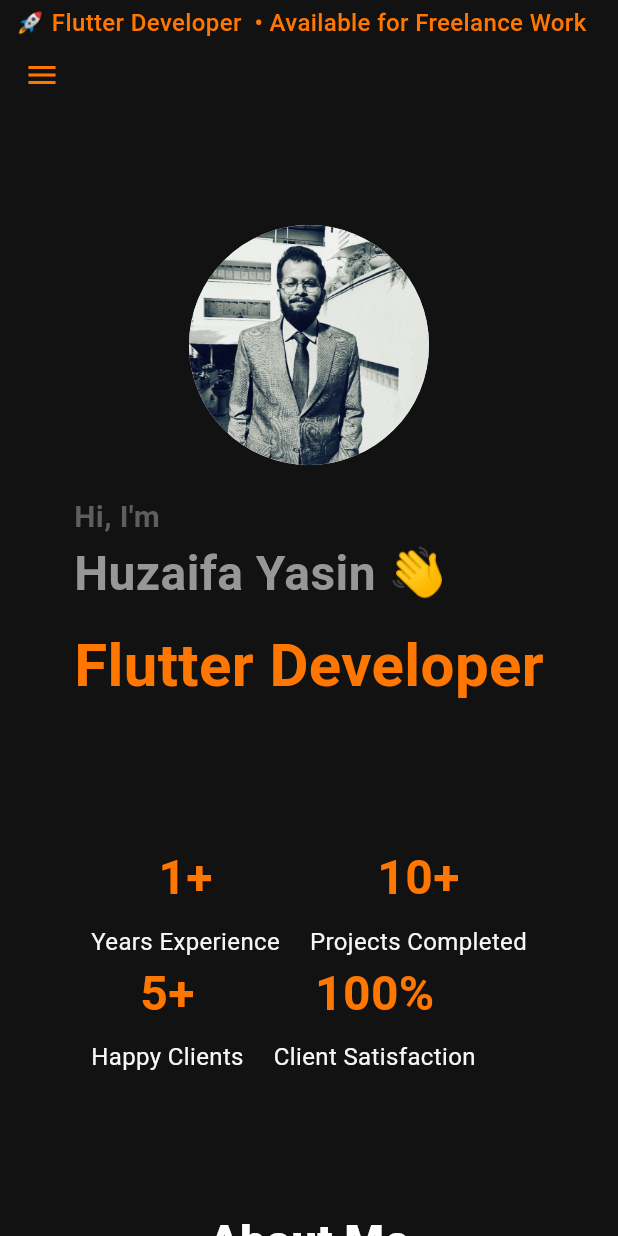
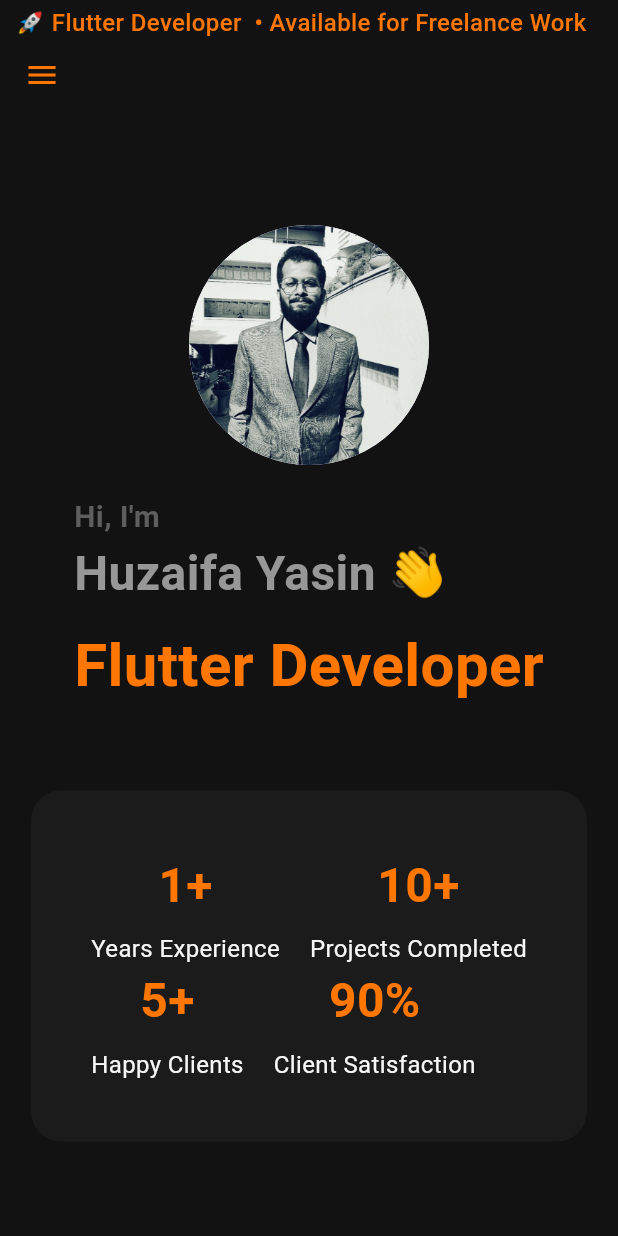
Before and after one commit to HuzaifaShkx/my_portfolio, a Flutter app: the screen it shows after launch, on a phone screen of 412 x 824 dp. Run offline on Flutter 3.47's test engine with Material 3 defaults, Android fonts, the phone set to English and light mode, and no system bars; drawn by our look-alikes of animated_text_kit, marquee; our stand-ins replace carousel_slider, flutter_svg, percent_indicator; missing offline and left inert: dev_icons.

Commit message:
stats section update and rebuild for deployement

```diff
--- a/lib/widgets/stat_section.dart
+++ b/lib/widgets/stat_section.dart
@@ -5,16 +5,22 @@
   @override
   Widget build(BuildContext context) {
     return Container(
-      color: maincolor,
+      margin: EdgeInsets.all(5),
+      decoration: BoxDecoration(
+        color: servicesCardColor,
+        borderRadius: BorderRadius.circular(20)
+        ),
+
       padding: EdgeInsets.symmetric(vertical: 40, horizontal: 40),
       child: Wrap(
+        direction: Axis.horizontal,
         spacing: 20,
         children: [
           _buildStat(1, '+', 'Years Experience'),
 
           _buildStat(10, '+', 'Projects Completed'),
           _buildStat(5, '+', 'Happy Clients'),
-          _buildStat(100, '%', 'Client Satisfaction'),
+          _buildStat(90, '%', 'Client Satisfaction'),
         ],
       ),
     );
```
Also changed, not shown: 3 other files.
